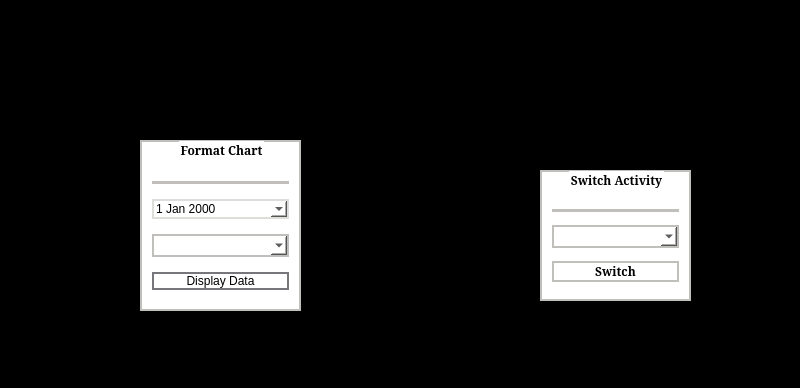
Above: mainwindow.ui from AidanLod/TaskWatch before the change; both pictures show x 0 to 800 and y 0 to 388 of the 800 by 600 pixel window. Below: the same form after it.
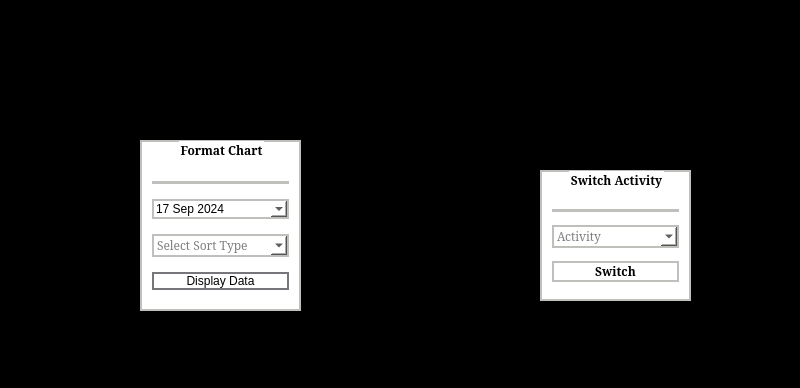
That is the form after the change.

```diff
--- a/mainwindow.ui
+++ b/mainwindow.ui
@@ -58,14 +58,28 @@
      <item>
       <widget class="QDateEdit" name="selectStartDate">
        <property name="styleSheet">
-        <string notr="true">background-color: rgb(255, 255, 255);
-font: 10pt &quot;Serif&quot;;
-border: 2px solid;
-border-color: rgb(222, 221, 218);</string>
+        <string notr="true">QComboBox { 
+                               background-color: white; 
+                               border: 2px solid rgb(192, 191, 188); 
+                               font-family: Serif; 
+                               color: black; 
+                            } 
+                            QComboBox QAbstractItemView { 
+                                background-color: white; 
+                                color: black; 
+                                font-family: Serif; 
+                            } </string>
        </property>
        <property name="calendarPopup">
         <bool>true</bool>
        </property>
+       <property name="date">
+        <date>
+         <year>2024</year>
+         <month>9</month>
+         <day>17</day>
+        </date>
+       </property>
       </widget>
      </item>
      <item>
@@ -76,9 +90,17 @@
         </font>
        </property>
        <property name="styleSheet">
-        <string notr="true">background-color: rgb(255, 255, 255);
-border: 2px solid;
-border-color: rgb(192, 191, 188);</string>
+        <string notr="true">QComboBox { 
+                               background-color: white; 
+                               border: 2px solid rgb(192, 191, 188); 
+                               font-family: Serif; 
+                               color: black; 
+                            } 
+                            QComboBox QAbstractItemView { 
+                                background-color: white; 
+                                color: black; 
+                                font-family: Serif; 
+                            } </string>
        </property>
        <property name="currentText">
         <string/>
@@ -163,9 +185,17 @@
         </font>
        </property>
        <property name="styleSheet">
-        <string notr="true">background-color: rgb(255, 255, 255);
-border: 2px solid;
-border-color: rgb(192, 191, 188);</string>
+        <string notr="true">QComboBox { 
+                               background-color: white; 
+                               border: 2px solid rgb(192, 191, 188); 
+                               font-family: Serif; 
+                               color: black; 
+                            } 
+                            QComboBox QAbstractItemView { 
+                                background-color: white; 
+                                color: black; 
+                                font-family: Serif; 
+                            } </string>
        </property>
        <property name="placeholderText">
         <string>Activity</string>
```
Left out of the diff: 29 changed lines with no effect on the pictures.
